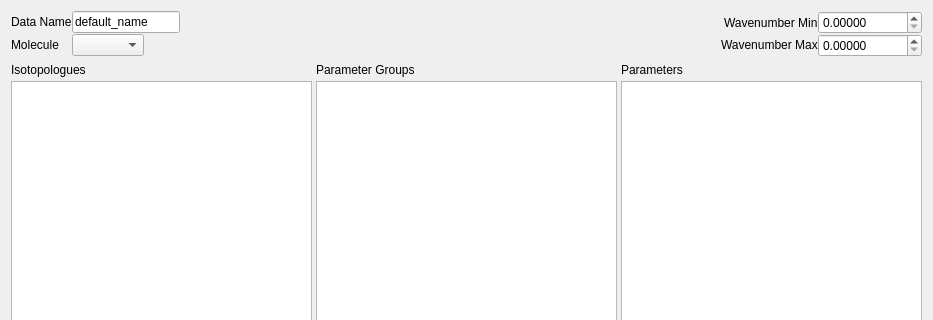
This is layouts/fetch_widget.ui in hitranonline/hapiest as Qt 5 draws it before an edit; both pictures show x 0 to 933 and y 0 to 320 of the 933 by 579 pixel window. The edited form follows.
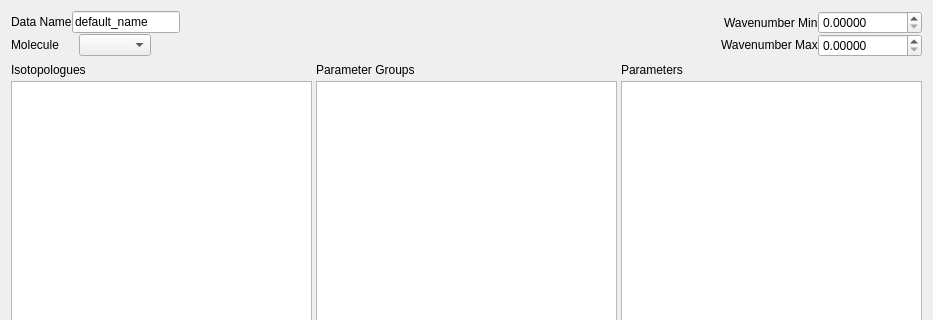
This is the edited form.

```diff
--- a/layouts/fetch_widget.ui
+++ b/layouts/fetch_widget.ui
@@ -167,6 +167,22 @@
          </property>
         </widget>
        </item>
+       <item>
+        <spacer name="horizontalSpacer_4">
+         <property name="orientation">
+          <enum>Qt::Horizontal</enum>
+         </property>
+         <property name="sizeType">
+          <enum>QSizePolicy::Fixed</enum>
+         </property>
+         <property name="sizeHint" stdset="0">
+          <size>
+           <width>7</width>
+           <height>5</height>
+          </size>
+         </property>
+        </spacer>
+       </item>
        <item>
         <widget class="QComboBox" name="molecule_id">
          <property name="sizePolicy">
```
Left out of the diff: 4 changed lines with no effect on the pictures.
